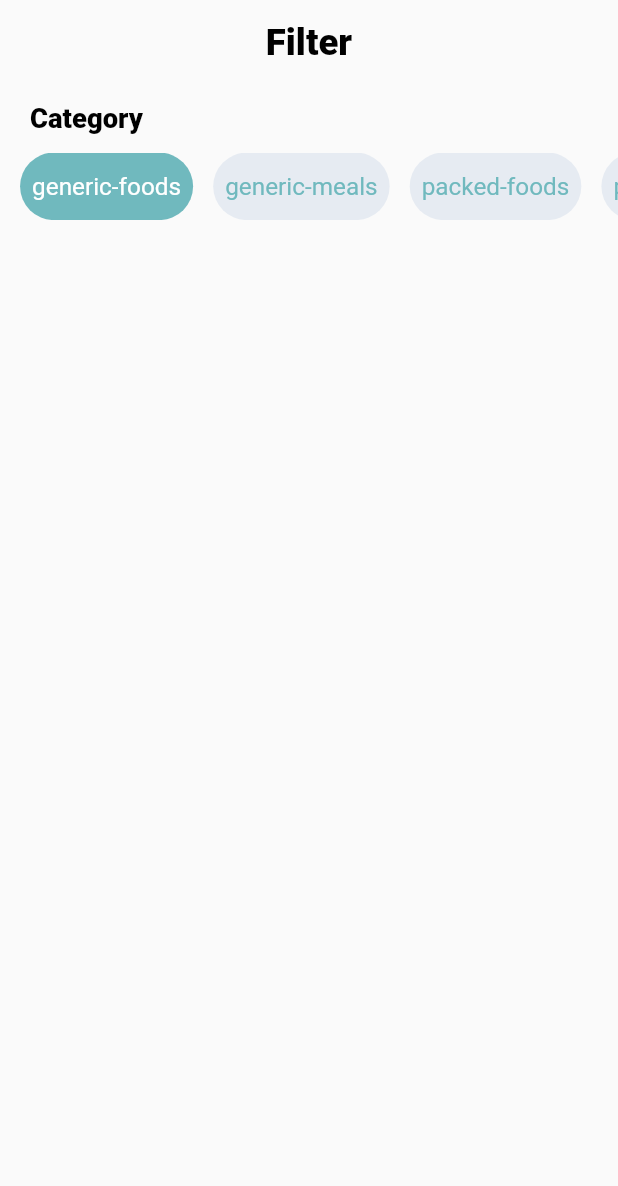
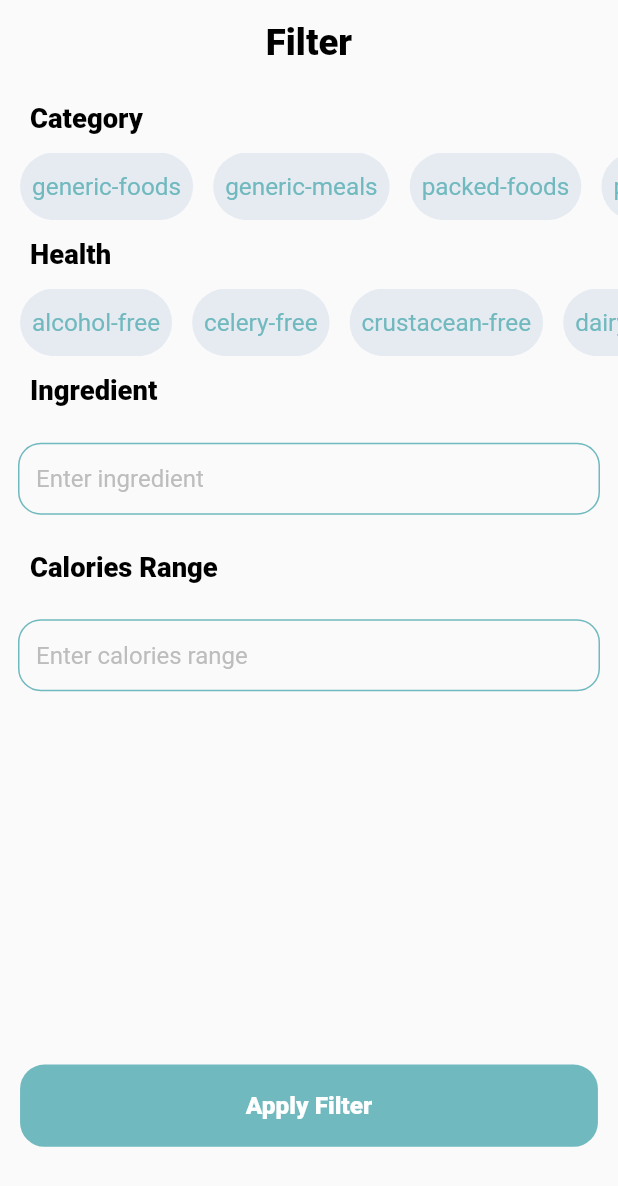
Before and after one commit to Ibrokihimbek/Food-recipe, a Flutter app: the screen it shows after launch, on a phone screen of 412 x 824 dp. Shown: the top 1186 px of the screen. Run offline on Flutter 3.47's test engine with Material 2 defaults, Android fonts, the phone set to English and light mode, and no system bars; our stand-ins replace dio, equatable, flutter_bloc, flutter_screenutil, fluttertoast, google_fonts and 2 more.

Commit message:
some changes

```diff
--- a/lib/cubit/food_cobit/food_recipe_cubit.dart
+++ b/lib/cubit/food_cobit/food_recipe_cubit.dart
@@ -2,12 +2,12 @@ import 'package:flutter_bloc/flutter_bloc.dart';
 import 'package:food_edamam/data/models/food_resipe/food_recipe_model.dart';
 import 'package:food_edamam/data/models/my_respon/response_model.dart';
 import 'package:food_edamam/data/repository/get_food_repo.dart';
-import 'package:food_edamam/service/locator/locator_service.dart';
 
 import 'food_recipe_state.dart';
 
 class FoodRecipeCubit extends Cubit<FoodRecipeState> {
-  FoodRecipeCubit()
+  final GetFoodRepo foodRepo;
+  FoodRecipeCubit({required this.foodRepo})
       : super(
           FoodRecipeState(
             foodRecipeModel: FoodRecipeModels(
@@ -18,15 +18,23 @@ class FoodRecipeCubit extends Cubit<FoodRecipeState> {
             foodsCubitStatus: FoodCubitStatus.PURE,
             errorText: '',
           ),
-        ) {
-    _fetchCards();
-  }
+        );
 
-  _fetchCards() async {
+  fetchFoods({
+    required String category,
+    required String health,
+    required String calorie,
+    required String ingrident,
+  }) async {
     emit(
       state.copyWith(foodsCubitStatus: FoodCubitStatus.LOADING),
     );
-    MyResponse myResponse = await appLocator.get<GetFoodRepo>().getFoods();
+    MyResponse myResponse = await foodRepo.getFoods(
+      category: category,
+      health: health,
+      calorie: calorie,
+      ingrident: ingrident,
+    );
 
     if (myResponse.error.isEmpty) {
       emit(
--- a/lib/data/models/food_resipe/food.dart
+++ b/lib/data/models/food_resipe/food.dart
@@ -27,6 +27,6 @@ class Food {
         category: json["category"] ?? '',
         categoryLabel: json["categoryLabel"] ?? '',
         image: json["image"] ??
-            'https://cdn.pngsumo.com/food-png-illustration-free-food-illustrationpng-transparent-cartoon-food-png-650_650.png',
+            'https://www.pngall.com/wp-content/uploads/8/Cooking-Recipe-PNG-High-Quality-Image.png',
       );
 }
--- a/lib/data/models/food_resipe/nutrients.dart
+++ b/lib/data/models/food_resipe/nutrients.dart
@@ -7,11 +7,11 @@ class Nutrients {
     required this.fibtg,
   });
 
-  num enercKcal;
-  num procnt;
-  num fat;
-  num chocdf;
-  num fibtg;
+  dynamic enercKcal;
+  dynamic procnt;
+  dynamic fat;
+  dynamic chocdf;
+  dynamic fibtg;
 
   factory Nutrients.fromJson(Map<String, dynamic> json) => Nutrients(
         enercKcal: json["ENERC_KCAL"],
--- a/lib/screens/food/food_page.dart
+++ b/lib/screens/food/food_page.dart
@@ -15,9 +15,7 @@ class FoodPage extends StatelessWidget {
 
   @override
   Widget build(BuildContext context) {
-    return BlocProvider(
-      create: (context) => FoodRecipeCubit(),
-      child: BlocBuilder<FoodRecipeCubit, FoodRecipeState>(
+    return BlocBuilder<FoodRecipeCubit, FoodRecipeState>(
       builder: (context, state) {
         return Scaffold(
           appBar: const CustomAppBar(title: 'Foods'),
@@ -46,6 +44,7 @@ class FoodPage extends StatelessWidget {
                       ? Center(
                           child: Text(
                             state.errorText.toString(),
+                            textAlign: TextAlign.center,
                             style: fontRobotoW400(
                               appcolor: AppColors.black,
                             ),
@@ -54,7 +53,6 @@ class FoodPage extends StatelessWidget {
                       : Container(),
         );
       },
-      ),
     );
   }
 }
--- a/lib/screens/food/widgets/foods_item.dart
+++ b/lib/screens/food/widgets/foods_item.dart
@@ -63,7 +63,7 @@ class FoodsItem extends StatelessWidget {
                             text: hint.food.label.substring(
                                 0,
                                 hint.food.label.length > 25
-                                    ? 22
+                                    ? 20
                                     : hint.food.label.length),
                             style: fontRobotoW600(appcolor: AppColors.black)
                                 .copyWith(fontSize: 16.sp),
--- a/lib/screens/search/search_page.dart
+++ b/lib/screens/search/search_page.dart
@@ -1,9 +1,17 @@
 import 'package:flutter/material.dart';
+import 'package:flutter_bloc/flutter_bloc.dart';
 import 'package:flutter_screenutil/flutter_screenutil.dart';
+import 'package:food_edamam/cubit/food_cobit/food_recipe_cubit.dart';
 import 'package:food_edamam/data/models/api_model/food_category.dart';
+import 'package:food_edamam/data/models/api_model/food_health_type_model.dart';
+import 'package:food_edamam/screens/app_router.dart';
+import 'package:food_edamam/screens/search/widgets/custom_button.dart';
+import 'package:food_edamam/screens/search/widgets/text_field.dart';
+import 'package:food_edamam/screens/search/widgets/text_widget.dart';
 import 'package:food_edamam/utils/app_colors.dart';
 import 'package:food_edamam/utils/font_style.dart';
 import 'package:food_edamam/widgets/custom_appbar.dart';
+import 'package:food_edamam/widgets/toast_widget.dart';
 
 class SearchPage extends StatefulWidget {
   const SearchPage({super.key});
@@ -13,21 +21,25 @@ class SearchPage extends StatefulWidget {
 }
 
 class _SearchPageState extends State<SearchPage> {
-  int itemIndex = 0;
+  TextEditingController ingridentControler = TextEditingController();
+  TextEditingController caloriesControler = TextEditingController();
+  final formKey = GlobalKey<FormState>();
+  int categoryIndex = -1;
+  int helthIndex = -1;
+  String category = '';
+  String health = '';
   @override
   Widget build(BuildContext context) {
     return Scaffold(
       appBar: const CustomAppBar(title: 'Filter'),
-      body: Column(
+      body: Form(
+        key: formKey,
+        child: SingleChildScrollView(
+          physics: const BouncingScrollPhysics(),
+          child: Column(
             crossAxisAlignment: CrossAxisAlignment.start,
             children: [
-          Padding(
-            padding: EdgeInsets.symmetric(horizontal: 18.w, vertical: 12.h).r,
-            child: Text(
-              'Category',
-              style: fontRobotoW800(appcolor: AppColors.black),
-            ),
-          ),
+              const TextWidget(word: 'Category'),
               SizedBox(
                 height: 45,
                 child: ListView(
@@ -38,15 +50,16 @@ class _SearchPageState extends State<SearchPage> {
                     FoodCategory.foodCategory.length,
                     (index) => GestureDetector(
                       onTap: () {
+                        category = FoodCategory.foodCategory[index];
                         setState(() {
-                      itemIndex = index;
+                          categoryIndex = index;
                         });
                       },
                       child: Container(
                         margin: EdgeInsets.only(left: 12.w).r,
                         decoration: BoxDecoration(
                           borderRadius: BorderRadius.circular(40.r),
-                      color: itemIndex == index
+                          color: categoryIndex == index
                               ? AppColors.C_70B9BE
                               : AppColors.C_E6EBF2,
                         ),
@@ -57,7 +70,7 @@ class _SearchPageState extends State<SearchPage> {
                             child: Text(
                               FoodCategory.foodCategory[index],
                               style: fontRobotoW400(
-                                  appcolor: index == itemIndex
+                                      appcolor: index == categoryIndex
                                           ? AppColors.white
                                           : AppColors.C_70B9BE)
                                   .copyWith(fontSize: 16.sp),
@@ -68,9 +81,99 @@ class _SearchPageState extends State<SearchPage> {
                     ),
                   ),
                 ),
-          )
+              ),
+              const TextWidget(word: 'Health'),
+              SizedBox(
+                height: 45,
+                child: ListView(
+                  scrollDirection: Axis.horizontal,
+                  shrinkWrap: true,
+                  physics: const BouncingScrollPhysics(),
+                  children: List.generate(
+                    FoodHealth.foodHealth.length,
+                    (index) => GestureDetector(
+                      onTap: () {
+                        health = FoodHealth.foodHealth[index];
+                        setState(() {
+                          helthIndex = index;
+                        });
+                      },
+                      child: Container(
+                        margin: EdgeInsets.only(left: 12.w).r,
+                        decoration: BoxDecoration(
+                          borderRadius: BorderRadius.circular(40.r),
+                          color: helthIndex == index
+                              ? AppColors.C_70B9BE
+                              : AppColors.C_E6EBF2,
+                        ),
+                        height: 30,
+                        child: Center(
+                          child: Padding(
+                            padding: const EdgeInsets.all(8.0),
+                            child: Text(
+                              FoodHealth.foodHealth[index],
+                              textAlign: TextAlign.center,
+                              style: fontRobotoW400(
+                                      appcolor: index == helthIndex
+                                          ? AppColors.white
+                                          : AppColors.C_70B9BE)
+                                  .copyWith(fontSize: 16.sp),
+                            ),
+                          ),
+                        ),
+                      ),
+                    ),
+                  ),
+                ),
+              ),
+              const TextWidget(word: 'Ingredient'),
+              TextfieldWidget(
+                word: 'Enter ingredient',
+                textController: ingridentControler,
+              ),
+              const TextWidget(word: 'Calories Range'),
+              TextfieldWidgetByCalories(
+                word: 'Enter calories range',
+                textController: caloriesControler,
+              ),
+              Padding(
+                padding: EdgeInsets.only(
+                  left: 12.w,
+                  right: 12.w,
+                  bottom: 12.h,
+                  top: 230.h,
+                ).r,
+                child: CustomButton(
+                  onTap: () {
+                    if (category.isEmpty ||
+                        caloriesControler.text.isEmpty ||
+                        ingridentControler.text.isEmpty ||
+                        health.isEmpty) {
+                      getMyToast(
+                          message: "Barcha elementlarni to'ldring va tanlang");
+                    } else {
+                      context.read<FoodRecipeCubit>().fetchFoods(
+                            category: category,
+                            calorie: caloriesControler.text,
+                            health: health,
+                            ingrident: ingridentControler.text,
+                          );
+                      Navigator.pushNamed(context, RouteName.foods);
+                    }
+                  },
+                ),
+              ),
             ],
+          ),
+        ),
       ),
     );
   }
+
+  @override
+  void dispose() {
+    caloriesControler.clear();
+    ingridentControler.clear();
+    super.dispose();
   }
+}
--- /dev/null
+++ b/lib/screens/search/widgets/custom_button.dart
@@ -0,0 +1,31 @@
+import 'package:flutter/material.dart';
+import 'package:flutter_screenutil/flutter_screenutil.dart';
+import 'package:food_edamam/utils/app_colors.dart';
+import 'package:food_edamam/utils/font_style.dart';
+
+class CustomButton extends StatelessWidget {
+  final VoidCallback onTap;
+  const CustomButton({super.key, required this.onTap});
+
+  @override
+  Widget build(BuildContext context) {
+    return InkWell(
+      borderRadius: BorderRadius.circular(16.r),
+      onTap: onTap,
+      child: Container(
+        decoration: BoxDecoration(
+            borderRadius: BorderRadius.circular(16.r),
+            color: AppColors.C_70B9BE),
+        width: double.infinity,
+        height: 54.h,
+        child: Center(
+          child: Text(
+            'Apply Filter',
+            style: fontRobotoW800(appcolor: AppColors.white)
+                .copyWith(fontSize: 16.sp),
+          ),
+        ),
+      ),
+    );
+  }
+}
--- /dev/null
+++ b/lib/screens/search/widgets/text_field.dart
@@ -0,0 +1,138 @@
+import 'package:flutter/material.dart';
+import 'package:flutter/services.dart';
+import 'package:flutter_screenutil/flutter_screenutil.dart';
+import 'package:food_edamam/utils/app_colors.dart';
+import 'package:mask_text_input_formatter/mask_text_input_formatter.dart';
+
+class TextfieldWidget extends StatelessWidget {
+  final TextEditingController textController;
+  final String word;
+  const TextfieldWidget(
+      {super.key, required this.word, required this.textController});
+
+  @override
+  Widget build(BuildContext context) {
+    return Padding(
+      padding: const EdgeInsets.all(12),
+      child: TextFormField(
+        keyboardType: TextInputType.text,
+        controller: textController,
+        autovalidateMode: AutovalidateMode.onUserInteraction,
+        validator: ((value) => value != null && value.length < 2
+            ? "Please enter at least 3 characters!"
+            : null),
+        decoration: InputDecoration(
+          contentPadding: const EdgeInsets.only(left: 12),
+          hintText: word,
+          hintStyle: TextStyle(color: Colors.grey.shade400),
+          helperStyle: const TextStyle(color: Colors.black26),
+          border: OutlineInputBorder(
+            borderRadius: BorderRadius.all(
+              Radius.circular(15.r),
+            ),
+            borderSide: const BorderSide(
+              width: 1,
+            ),
+          ),
+          enabledBorder: OutlineInputBorder(
+            borderRadius: BorderRadius.all(
+              Radius.circular(15.r),
+            ),
+            borderSide: const BorderSide(
+              width: 1,
+              color: AppColors.C_70B9BE,
+            ),
+          ),
+          focusedBorder: OutlineInputBorder(
+            borderRadius: BorderRadius.all(
+              Radius.circular(15.r),
+            ),
+            borderSide: const BorderSide(
+              width: 1,
+              color: AppColors.C_70B9BE,
+            ),
+          ),
+          errorBorder: OutlineInputBorder(
+            borderRadius: BorderRadius.all(
+              Radius.circular(15.r),
+            ),
+            borderSide: const BorderSide(
+              width: 1,
+              color: AppColors.C_70B9BE,
+            ),
+          ),
+        ),
+      ),
+    );
+  }
+}
+
+var maskFormatter = MaskTextInputFormatter(
+  mask: '###-###',
+  filter: {"#": RegExp(r'[0-9]')},
+  type: MaskAutoCompletionType.lazy,
+);
+
+class TextfieldWidgetByCalories extends StatelessWidget {
+  final TextEditingController textController;
+  final String word;
+  const TextfieldWidgetByCalories(
+      {super.key, required this.word, required this.textController});
+
+  @override
+  Widget build(BuildContext context) {
+    return Padding(
+      padding: const EdgeInsets.all(12),
+      child: TextFormField(
+        inputFormatters: [maskFormatter],
+        keyboardType: TextInputType.number,
+        controller: textController,
+        autovalidateMode: AutovalidateMode.onUserInteraction,
+        validator: ((value) => value != null && value.length < 6
+            ? "Please enter at least 6 characters!"
+            : null),
+        decoration: InputDecoration(
+          contentPadding: const EdgeInsets.only(left: 12),
+          hintText: word,
+          hintStyle: TextStyle(color: Colors.grey.shade400),
+          helperStyle: const TextStyle(color: Colors.black26),
+          border: OutlineInputBorder(
+            borderRadius: BorderRadius.all(
+              Radius.circular(15.r),
+            ),
+            borderSide: const BorderSide(
+              width: 1,
+            ),
+          ),
+          enabledBorder: OutlineInputBorder(
+            borderRadius: BorderRadius.all(
+              Radius.circular(15.r),
+            ),
+            borderSide: const BorderSide(
+              width: 1,
+              color: AppColors.C_70B9BE,
+            ),
+          ),
+          focusedBorder: OutlineInputBorder(
+            borderRadius: BorderRadius.all(
+              Radius.circular(15.r),
+            ),
+            borderSide: const BorderSide(
+              width: 1,
+              color: AppColors.C_70B9BE,
+            ),
+          ),
+          errorBorder: OutlineInputBorder(
+            borderRadius: BorderRadius.all(
+              Radius.circular(15.r),
+            ),
+            borderSide: const BorderSide(
+              width: 1,
+              color: AppColors.C_70B9BE,
+            ),
+          ),
+        ),
+      ),
+    );
+  }
+}
--- /dev/null
+++ b/lib/screens/search/widgets/text_widget.dart
@@ -0,0 +1,22 @@
+import 'package:flutter/material.dart';
+import 'package:flutter/src/widgets/framework.dart';
+import 'package:flutter/src/widgets/placeholder.dart';
+import 'package:flutter_screenutil/flutter_screenutil.dart';
+import 'package:food_edamam/utils/app_colors.dart';
+import 'package:food_edamam/utils/font_style.dart';
+
+class TextWidget extends StatelessWidget {
+  final String word;
+  const TextWidget({super.key, required this.word});
+
+  @override
+  Widget build(BuildContext context) {
+    return Padding(
+      padding: EdgeInsets.symmetric(horizontal: 18.w, vertical: 12.h).r,
+      child: Text(
+        word,
+        style: fontRobotoW800(appcolor: AppColors.black),
+      ),
+    );
+  }
+}
--- a/lib/widgets/custom_appbar.dart
+++ b/lib/widgets/custom_appbar.dart
@@ -17,12 +17,11 @@ class CustomAppBar extends StatelessWidget implements PreferredSize {
     return AppBar(
       backgroundColor: Colors.transparent,
       elevation: 0,
-      title: Center(
-        child: Text(
-          title,
-          style: fontRobotoW800(appcolor: AppColors.black).copyWith(
-            fontSize: 24.sp,
-          ),
+      centerTitle: true,
+      title: Text(
+        title,
+        style: fontRobotoW800(appcolor: AppColors.black).copyWith(
+          fontSize: 24.sp,
         ),
       ),
       systemOverlayStyle: const SystemUiOverlayStyle(
--- a/pubspec.yaml
+++ b/pubspec.yaml
@@ -21,6 +21,8 @@ dependencies:
   google_fonts: ^4.0.3
   flutter_screenutil: ^5.6.1
   lottie: ^2.2.0
+  fluttertoast: ^8.2.0
+  mask_text_input_formatter: ^2.4.0
 
 dev_dependencies:
   flutter_test:
```
Also changed, not shown: lib/data/repository/get_food_repo.dart (+13 -2 lines), lib/main.dart (+25 -3 lines), lib/service/api_service/api_service.dart (+10 -5 lines), lib/service/locator/locator_service.dart (deleted, +0 -14 lines), lib/widgets/toast_widget.dart (added, +14 -0 lines), pubspec.lock. Lines whose indentation alone changed are shown as unchanged.
